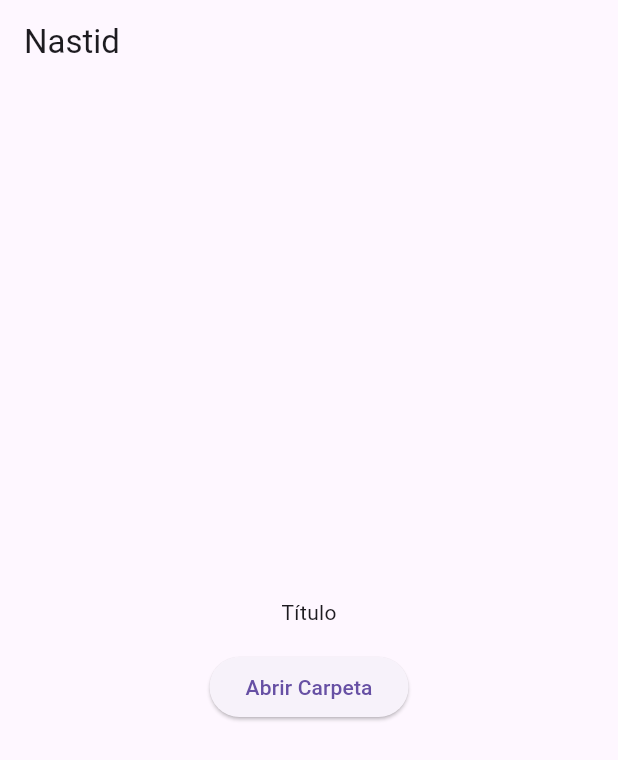
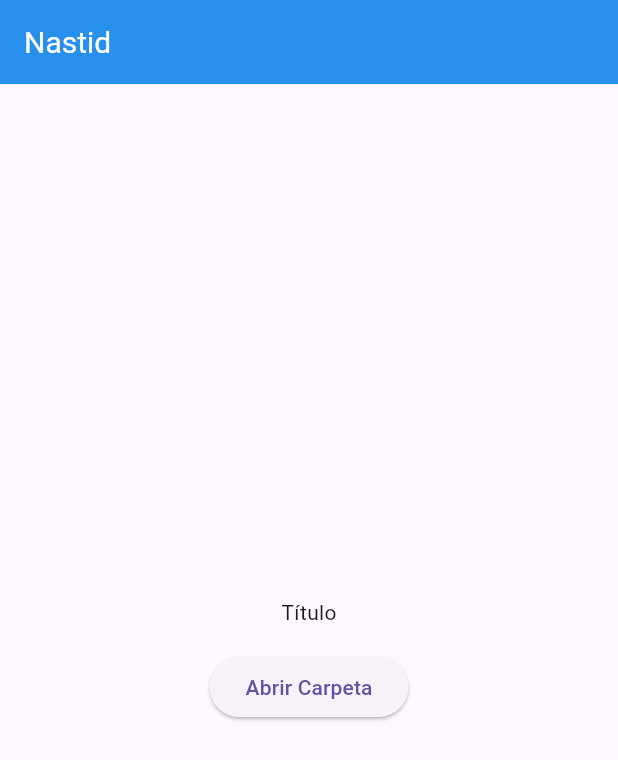
Before and after one commit to Fabian-Castro-C/Nastid, a Flutter app: the screen it shows after launch, on a phone screen of 412 x 824 dp. Shown: the top 760 px of the screen. Run offline on Flutter 3.47's test engine with Material 3 defaults, Android fonts, the light colour scheme and no system bars.

Commit message:
Tema claro, appbartheme y primaryswatch seteados.

```diff
--- a/lib/main.dart
+++ b/lib/main.dart
@@ -1,6 +1,6 @@
 import 'package:flutter/material.dart';
 import './presentation/screens/screens.dart';
-//import './presentation/theme/theme.dart';
+import './presentation/theme/light_theme/light_theme.dart';
 
 void main() {
   runApp(const MyApp());
@@ -13,9 +13,7 @@ class MyApp extends StatelessWidget {
   Widget build(BuildContext context) {
     return MaterialApp(
       title: 'Nastid',
-      theme: ThemeData(
-        primarySwatch: Colors.blue,
-      ),
+      theme: lightTheme,
       home: const Home(),
     );
   }
--- /dev/null
+++ b/lib/presentation/theme/light_theme/light_theme.dart
@@ -0,0 +1,21 @@
+import 'package:flutter/material.dart';
+
+// Define light theme
+final ThemeData lightTheme = ThemeData(
+  // Define primary swatch
+  primarySwatch: Colors.blue,
+
+  // Define AppBar theme
+  appBarTheme: const AppBarTheme(
+    backgroundColor: Colors.blue,
+    elevation: 4,
+    iconTheme: IconThemeData(color: Colors.white),
+
+    // Define text style for AppBar title
+    titleTextStyle: TextStyle(
+      color: Colors.white,
+      fontSize: 20,
+      ),
+  ),
+
+);
```
